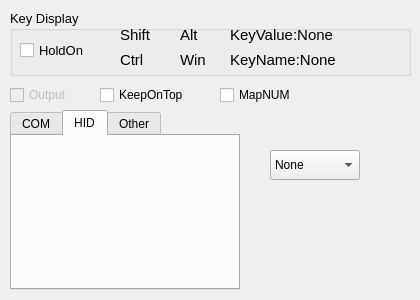
mad0coding/AirKeybrd-QT, file widget.ui: the form before one commit.
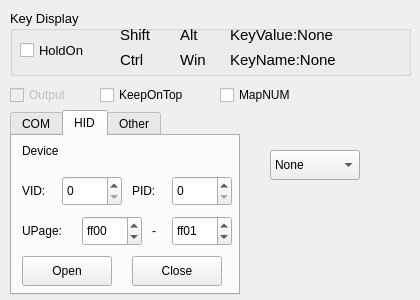
The form after the commit. The open tabs and pages were chosen to show the change.

Diff of the .ui file:
```diff
--- a/widget.ui
+++ b/widget.ui
@@ -66,7 +66,7 @@
      <x>10</x>
      <y>110</y>
      <width>230</width>
-     <height>180</height>
+     <height>185</height>
     </rect>
    </property>
    <property name="focusPolicy">
@@ -202,6 +202,191 @@
     <attribute name="title">
      <string>HID</string>
     </attribute>
+    <widget class="QPushButton" name="bt_hidOpen">
+     <property name="geometry">
+      <rect>
+       <x>10</x>
+       <y>120</y>
+       <width>90</width>
+       <height>30</height>
+      </rect>
+     </property>
+     <property name="focusPolicy">
+      <enum>Qt::NoFocus</enum>
+     </property>
+     <property name="text">
+      <string>Open</string>
+     </property>
+    </widget>
+    <widget class="QPushButton" name="bt_hidClose">
+     <property name="geometry">
+      <rect>
+       <x>120</x>
+       <y>120</y>
+       <width>90</width>
+       <height>30</height>
+      </rect>
+     </property>
+     <property name="focusPolicy">
+      <enum>Qt::NoFocus</enum>
+     </property>
+     <property name="text">
+      <string>Close</string>
+     </property>
+    </widget>
+    <widget class="QSpinBox" name="sb_usepageMax">
+     <property name="geometry">
+      <rect>
+       <x>160</x>
+       <y>80</y>
+       <width>60</width>
+       <height>30</height>
+      </rect>
+     </property>
+     <property name="focusPolicy">
+      <enum>Qt::ClickFocus</enum>
+     </property>
+     <property name="maximum">
+      <number>65535</number>
+     </property>
+     <property name="value">
+      <number>65281</number>
+     </property>
+     <property name="displayIntegerBase">
+      <number>16</number>
+     </property>
+    </widget>
+    <widget class="QSpinBox" name="sb_usepageMin">
+     <property name="geometry">
+      <rect>
+       <x>70</x>
+       <y>80</y>
+       <width>60</width>
+       <height>30</height>
+      </rect>
+     </property>
+     <property name="focusPolicy">
+      <enum>Qt::ClickFocus</enum>
+     </property>
+     <property name="maximum">
+      <number>65535</number>
+     </property>
+     <property name="value">
+      <number>65280</number>
+     </property>
+     <property name="displayIntegerBase">
+      <number>16</number>
+     </property>
+    </widget>
+    <widget class="QLabel" name="label_3">
+     <property name="geometry">
+      <rect>
+       <x>140</x>
+       <y>80</y>
+       <width>20</width>
+       <height>30</height>
+      </rect>
+     </property>
+     <property name="text">
+      <string>-</string>
+     </property>
+    </widget>
+    <widget class="QLabel" name="label_4">
+     <property name="geometry">
+      <rect>
+       <x>10</x>
+       <y>80</y>
+       <width>60</width>
+       <height>30</height>
+      </rect>
+     </property>
+     <property name="text">
+      <string>UPage:</string>
+     </property>
+    </widget>
+    <widget class="QSpinBox" name="sb_vid">
+     <property name="geometry">
+      <rect>
+       <x>50</x>
+       <y>40</y>
+       <width>60</width>
+       <height>30</height>
+      </rect>
+     </property>
+     <property name="focusPolicy">
+      <enum>Qt::ClickFocus</enum>
+     </property>
+     <property name="maximum">
+      <number>65535</number>
+     </property>
+     <property name="value">
+      <number>0</number>
+     </property>
+     <property name="displayIntegerBase">
+      <number>16</number>
+     </property>
+    </widget>
+    <widget class="QSpinBox" name="sb_pid">
+     <property name="geometry">
+      <rect>
+       <x>160</x>
+       <y>40</y>
+       <width>60</width>
+       <height>30</height>
+      </rect>
+     </property>
+     <property name="focusPolicy">
+      <enum>Qt::ClickFocus</enum>
+     </property>
+     <property name="maximum">
+      <number>65535</number>
+     </property>
+     <property name="value">
+      <number>0</number>
+     </property>
+     <property name="displayIntegerBase">
+      <number>16</number>
+     </property>
+    </widget>
+    <widget class="QLabel" name="label_5">
+     <property name="geometry">
+      <rect>
+       <x>10</x>
+       <y>40</y>
+       <width>40</width>
+       <height>30</height>
+      </rect>
+     </property>
+     <property name="text">
+      <string>VID:</string>
+     </property>
+    </widget>
+    <widget class="QLabel" name="label_6">
+     <property name="geometry">
+      <rect>
+       <x>120</x>
+       <y>40</y>
+       <width>40</width>
+       <height>30</height>
+      </rect>
+     </property>
+     <property name="text">
+      <string>PID:</string>
+     </property>
+    </widget>
+    <widget class="QLabel" name="lb_hidStr">
+     <property name="geometry">
+      <rect>
+       <x>10</x>
+       <y>0</y>
+       <width>220</width>
+       <height>30</height>
+      </rect>
+     </property>
+     <property name="text">
+      <string>Device</string>
+     </property>
+    </widget>
    </widget>
    <widget class="QWidget" name="other">
     <attribute name="title">
```
Left out of the diff: 8 changed lines with no effect on the pictures.
